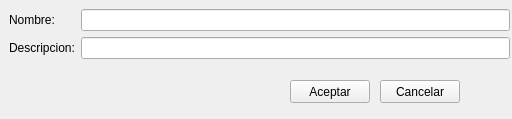
This is chat/cliente/interfaz/perfil.ui in JaviSala23/repo3ero as Qt 5 draws it before an edit. The edited form follows.
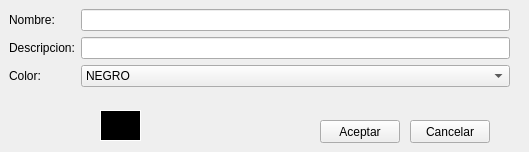
This is the edited form.

What changed in the file:
```diff
--- a/chat/cliente/interfaz/perfil.ui
+++ b/chat/cliente/interfaz/perfil.ui
@@ -6,8 +6,8 @@
    <rect>
     <x>0</x>
     <y>0</y>
-    <width>512</width>
-    <height>119</height>
+    <width>529</width>
+    <height>152</height>
    </rect>
   </property>
   <property name="windowTitle">
@@ -19,7 +19,7 @@
      <x>9</x>
      <y>9</y>
      <width>501</width>
-     <height>61</height>
+     <height>83</height>
     </rect>
    </property>
    <layout class="QFormLayout" name="formLayout">
@@ -41,15 +41,51 @@
      </widget>
     </item>
     <item row="1" column="1">
-     <widget class="QLineEdit" name="lineEdit_2"/>
+     <widget class="QLineEdit" name="descripcionPerfil"/>
+    </item>
+    <item row="2" column="1">
+     <widget class="QComboBox" name="colores">
+      <item>
+       <property name="text">
+        <string>NEGRO</string>
+       </property>
+      </item>
+      <item>
+       <property name="text">
+        <string>ROJO</string>
+       </property>
+      </item>
+      <item>
+       <property name="text">
+        <string>AZUL</string>
+       </property>
+      </item>
+      <item>
+       <property name="text">
+        <string>ROSA</string>
+       </property>
+      </item>
+      <item>
+       <property name="text">
+        <string>VERDE</string>
+       </property>
+      </item>
+     </widget>
+    </item>
+    <item row="2" column="0">
+     <widget class="QLabel" name="label_3">
+      <property name="text">
+       <string>Color:</string>
+      </property>
+     </widget>
     </item>
    </layout>
   </widget>
   <widget class="QPushButton" name="Aceptar">
    <property name="geometry">
     <rect>
-     <x>290</x>
-     <y>80</y>
+     <x>320</x>
+     <y>120</y>
      <width>80</width>
      <height>23</height>
     </rect>
@@ -61,8 +97,8 @@
   <widget class="QPushButton" name="Cancelar">
    <property name="geometry">
     <rect>
-     <x>380</x>
-     <y>80</y>
+     <x>410</x>
+     <y>120</y>
      <width>80</width>
      <height>23</height>
     </rect>
@@ -71,6 +107,28 @@
     <string>Cancelar</string>
    </property>
   </widget>
+  <widget class="QLabel" name="colormuestra">
+   <property name="geometry">
+    <rect>
+     <x>100</x>
+     <y>110</y>
+     <width>41</width>
+     <height>31</height>
+    </rect>
+   </property>
+   <property name="styleSheet">
+    <string notr="true">background-color: rgb(0, 0, 0);
+border-color: rgb(255, 255, 255);
+border-style:solid;
+border-width:1px
+
+
+</string>
+   </property>
+   <property name="text">
+    <string/>
+   </property>
+  </widget>
  </widget>
  <resources/>
  <connections/>
```
Left out of the diff: 2 changed lines with no effect on the pictures.
